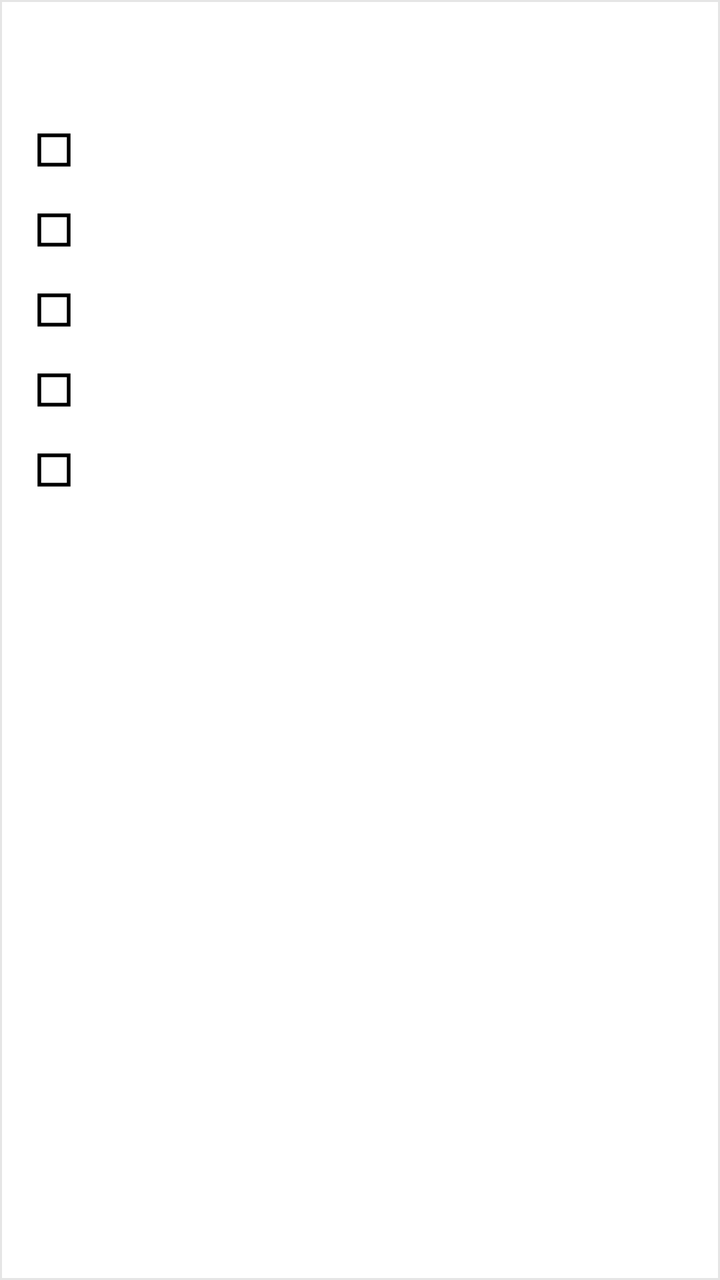
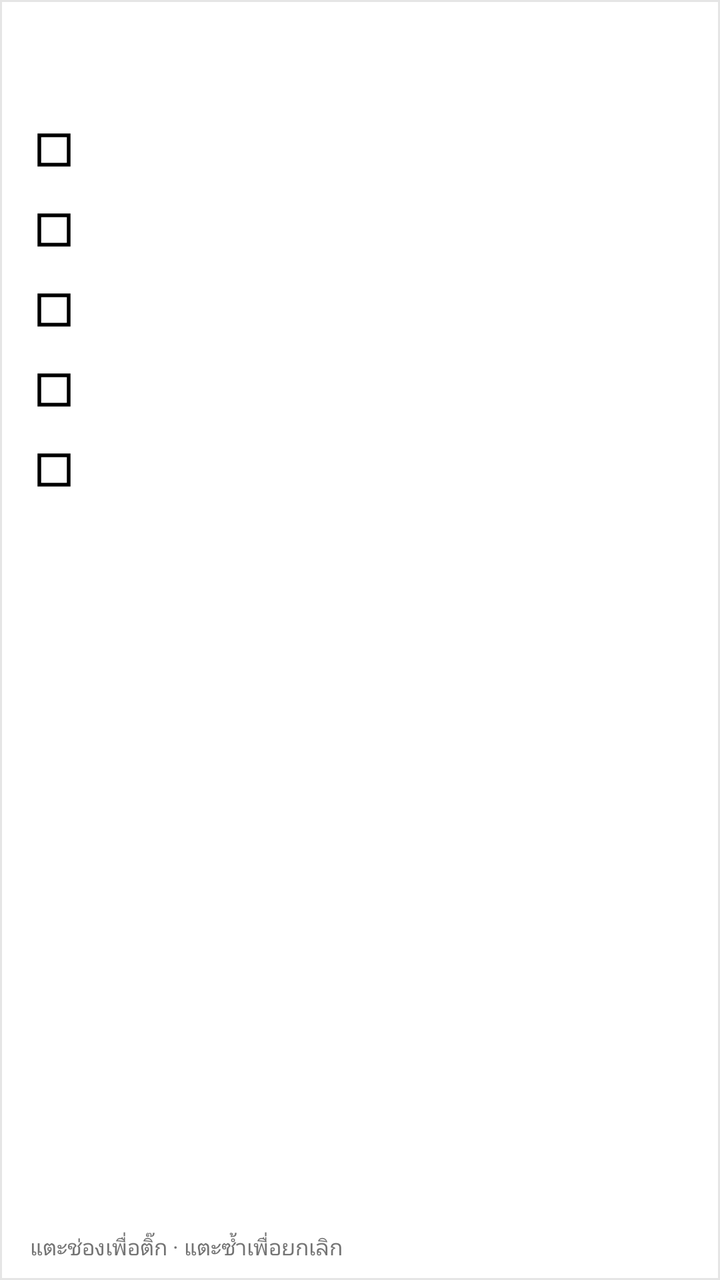

Before-and-after screenshots of an Android layout around one commit, followed by the original layout XML and the change that was made.
<!-- AndroidManifest.xml: application theme android:Theme.Material.Light.NoActionBar -->
<!-- res/layout/widget.xml -->
<?xml version="1.0" encoding="utf-8"?>
<LinearLayout xmlns:android="http://schemas.android.com/apk/res/android"
    android:id="@+id/wroot" android:layout_width="match_parent" android:layout_height="match_parent"
    android:orientation="vertical" android:padding="1dp" android:background="@drawable/w_bg">
    <LinearLayout android:id="@+id/whead" android:layout_width="match_parent" android:layout_height="44dp"
        android:orientation="horizontal" android:gravity="center_vertical" android:paddingStart="14dp" android:paddingEnd="14dp">
        <ImageView android:layout_width="20dp" android:layout_height="22dp" android:layout_marginEnd="8dp"
            android:src="@drawable/ic_wicon" android:contentDescription="When due?" />
        <TextView android:id="@+id/wtitle" android:layout_width="0dp" android:layout_height="wrap_content" android:layout_weight="1"
            android:text="When due?" android:textColor="#FFFFFF" android:textSize="17sp" android:textStyle="bold" />
        <TextView android:id="@+id/wdate" android:layout_width="wrap_content" android:layout_height="wrap_content"
            android:textColor="#FFFFFF" android:textSize="12sp" android:textStyle="bold" />
    </LinearLayout>
    <FrameLayout android:id="@+id/wstripe" android:layout_width="match_parent" android:layout_height="4dp" />
    <LinearLayout android:id="@+id/wbody" android:layout_width="match_parent" android:layout_height="match_parent"
        android:orientation="vertical" android:paddingStart="8dp" android:paddingEnd="12dp" android:paddingTop="6dp">
        <LinearLayout android:id="@+id/r0" android:layout_width="match_parent" android:layout_height="wrap_content" android:minHeight="40dp" android:gravity="center_vertical" android:orientation="horizontal">
            <ImageView android:id="@+id/c0" android:layout_width="36dp" android:layout_height="36dp" android:padding="7dp" android:src="@drawable/ck_off" android:contentDescription="ติ๊กเสร็จ" />
            <TextView android:id="@+id/n0" android:layout_width="0dp" android:layout_height="wrap_content" android:layout_weight="1" android:maxLines="1" android:ellipsize="end" android:textSize="15sp" android:textStyle="bold" android:textColor="#111111" />
            <TextView android:id="@+id/d0" android:layout_width="wrap_content" android:layout_height="wrap_content" android:layout_marginStart="8dp" android:paddingStart="8dp" android:paddingEnd="8dp" android:paddingTop="2dp" android:paddingBottom="2dp" android:textSize="12sp" android:textStyle="bold" />
        </LinearLayout>
        <LinearLayout android:id="@+id/r1" android:layout_width="match_parent" android:layout_height="wrap_content" android:minHeight="40dp" android:gravity="center_vertical" android:orientation="horizontal">
            <ImageView android:id="@+id/c1" android:layout_width="36dp" android:layout_height="36dp" android:padding="7dp" android:src="@drawable/ck_off" android:contentDescription="ติ๊กเสร็จ" />
            <TextView android:id="@+id/n1" android:layout_width="0dp" android:layout_height="wrap_content" android:layout_weight="1" android:maxLines="1" android:ellipsize="end" android:textSize="15sp" android:textStyle="bold" android:textColor="#111111" />
            <TextView android:id="@+id/d1" android:layout_width="wrap_content" android:layout_height="wrap_content" android:layout_marginStart="8dp" android:paddingStart="8dp" android:paddingEnd="8dp" android:paddingTop="2dp" android:paddingBottom="2dp" android:textSize="12sp" android:textStyle="bold" />
        </LinearLayout>
        <LinearLayout android:id="@+id/r2" android:layout_width="match_parent" android:layout_height="wrap_content" android:minHeight="40dp" android:gravity="center_vertical" android:orientation="horizontal">
            <ImageView android:id="@+id/c2" android:layout_width="36dp" android:layout_height="36dp" android:padding="7dp" android:src="@drawable/ck_off" android:contentDescription="ติ๊กเสร็จ" />
            <TextView android:id="@+id/n2" android:layout_width="0dp" android:layout_height="wrap_content" android:layout_weight="1" android:maxLines="1" android:ellipsize="end" android:textSize="15sp" android:textStyle="bold" android:textColor="#111111" />
            <TextView android:id="@+id/d2" android:layout_width="wrap_content" android:layout_height="wrap_content" android:layout_marginStart="8dp" android:paddingStart="8dp" android:paddingEnd="8dp" android:paddingTop="2dp" android:paddingBottom="2dp" android:textSize="12sp" android:textStyle="bold" />
        </LinearLayout>
        <LinearLayout android:id="@+id/r3" android:layout_width="match_parent" android:layout_height="wrap_content" android:minHeight="40dp" android:gravity="center_vertical" android:orientation="horizontal">
            <ImageView android:id="@+id/c3" android:layout_width="36dp" android:layout_height="36dp" android:padding="7dp" android:src="@drawable/ck_off" android:contentDescription="ติ๊กเสร็จ" />
            <TextView android:id="@+id/n3" android:layout_width="0dp" android:layout_height="wrap_content" android:layout_weight="1" android:maxLines="1" android:ellipsize="end" android:textSize="15sp" android:textStyle="bold" android:textColor="#111111" />
            <TextView android:id="@+id/d3" android:layout_width="wrap_content" android:layout_height="wrap_content" android:layout_marginStart="8dp" android:paddingStart="8dp" android:paddingEnd="8dp" android:paddingTop="2dp" android:paddingBottom="2dp" android:textSize="12sp" android:textStyle="bold" />
        </LinearLayout>
        <LinearLayout android:id="@+id/r4" android:layout_width="match_parent" android:layout_height="wrap_content" android:minHeight="40dp" android:gravity="center_vertical" android:orientation="horizontal">
            <ImageView android:id="@+id/c4" android:layout_width="36dp" android:layout_height="36dp" android:padding="7dp" android:src="@drawable/ck_off" android:contentDescription="ติ๊กเสร็จ" />
            <TextView android:id="@+id/n4" android:layout_width="0dp" android:layout_height="wrap_content" android:layout_weight="1" android:maxLines="1" android:ellipsize="end" android:textSize="15sp" android:textStyle="bold" android:textColor="#111111" />
            <TextView android:id="@+id/d4" android:layout_width="wrap_content" android:layout_height="wrap_content" android:layout_marginStart="8dp" android:paddingStart="8dp" android:paddingEnd="8dp" android:paddingTop="2dp" android:paddingBottom="2dp" android:textSize="12sp" android:textStyle="bold" />
        </LinearLayout>
    </LinearLayout>
</LinearLayout>
<!-- resources referenced by this layout -->
<resources>
  <!-- drawable ck_off (drawable) -->
  <?xml version="1.0" encoding="utf-8"?>
  <vector xmlns:android="http://schemas.android.com/apk/res/android"
      android:width="24dp" android:height="24dp" android:viewportWidth="24" android:viewportHeight="24">
      <path android:fillColor="#000000" android:fillType="evenOdd"
          android:pathData="M3,3h18v18H3z M5,5v14h14V5z" />
  </vector>
  <!-- drawable ic_wicon (drawable) -->
  <?xml version="1.0" encoding="utf-8"?>
  <vector xmlns:android="http://schemas.android.com/apk/res/android"
      android:width="20dp" android:height="22dp" android:viewportWidth="56" android:viewportHeight="62">
      <group android:translateX="-26" android:translateY="-22">
          <path android:fillColor="#FFFFFF" android:pathData="M30,34h48v12h-48z" />
          <path android:strokeColor="#FFFFFF" android:strokeWidth="4" android:pathData="M30,34h48v46h-48z" />
          <path android:strokeColor="#FFFFFF" android:strokeWidth="4" android:pathData="M42,27v11M66,27v11" />
          <path android:strokeColor="#FFFFFF" android:strokeWidth="5" android:pathData="M42,63l8,8l16,-18" />
      </group>
  </vector>
  <!-- drawable w_bg (drawable) -->
  <?xml version="1.0" encoding="utf-8"?>
  <shape xmlns:android="http://schemas.android.com/apk/res/android" android:shape="rectangle">
      <solid android:color="#FFFFFF" />
      <stroke android:width="1dp" android:color="#E5E5E5" />
  </shape>
</resources>

<!-- the commit's change to res/layout/widget.xml (unified diff, before → after) -->
@@ -12,7 +12,7 @@
             android:textColor="#FFFFFF" android:textSize="12sp" android:textStyle="bold" />
     </LinearLayout>
     <FrameLayout android:id="@+id/wstripe" android:layout_width="match_parent" android:layout_height="4dp" />
-    <LinearLayout android:id="@+id/wbody" android:layout_width="match_parent" android:layout_height="match_parent"
+    <LinearLayout android:id="@+id/wbody" android:layout_width="match_parent" android:layout_height="0dp" android:layout_weight="1"
         android:orientation="vertical" android:paddingStart="8dp" android:paddingEnd="12dp" android:paddingTop="6dp">
         <LinearLayout android:id="@+id/r0" android:layout_width="match_parent" android:layout_height="wrap_content" android:minHeight="40dp" android:gravity="center_vertical" android:orientation="horizontal">
             <ImageView android:id="@+id/c0" android:layout_width="36dp" android:layout_height="36dp" android:padding="7dp" android:src="@drawable/ck_off" android:contentDescription="ติ๊กเสร็จ" />
@@ -40,4 +40,7 @@
             <TextView android:id="@+id/d4" android:layout_width="wrap_content" android:layout_height="wrap_content" android:layout_marginStart="8dp" android:paddingStart="8dp" android:paddingEnd="8dp" android:paddingTop="2dp" android:paddingBottom="2dp" android:textSize="12sp" android:textStyle="bold" />
         </LinearLayout>
     </LinearLayout>
+    <TextView android:id="@+id/wfoot" android:layout_width="match_parent" android:layout_height="wrap_content"
+        android:text="แตะช่องเพื่อติ๊ก · แตะซ้ำเพื่อยกเลิก" android:textColor="#737373" android:textSize="11sp"
+        android:paddingStart="14dp" android:paddingEnd="14dp" android:paddingBottom="8dp" />
 </LinearLayout>
